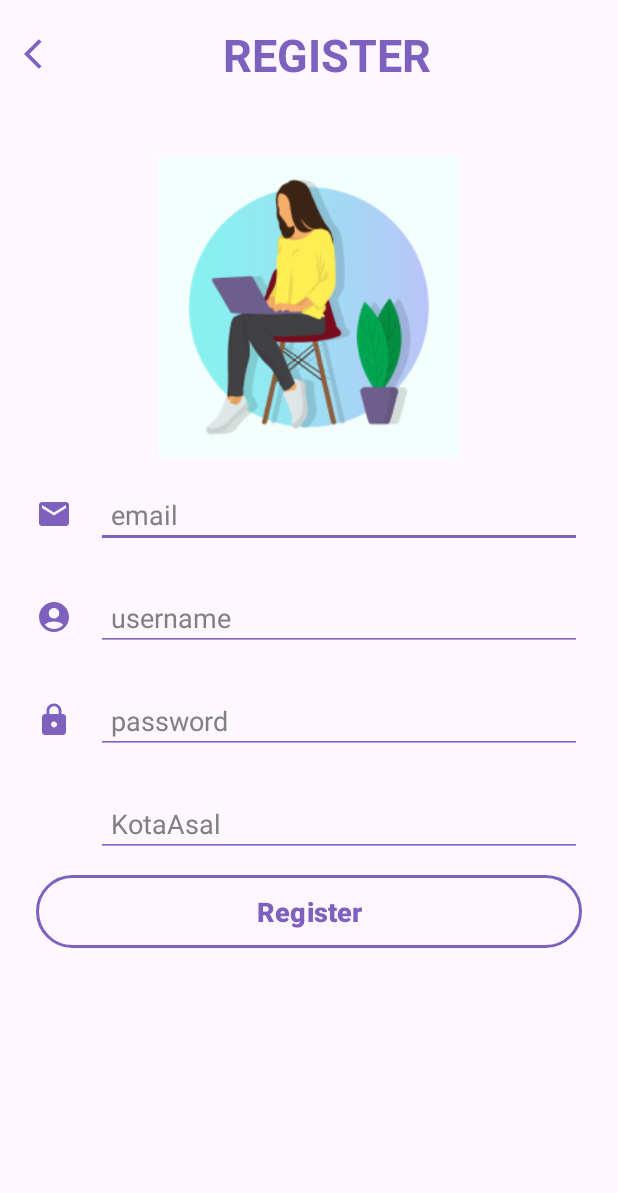
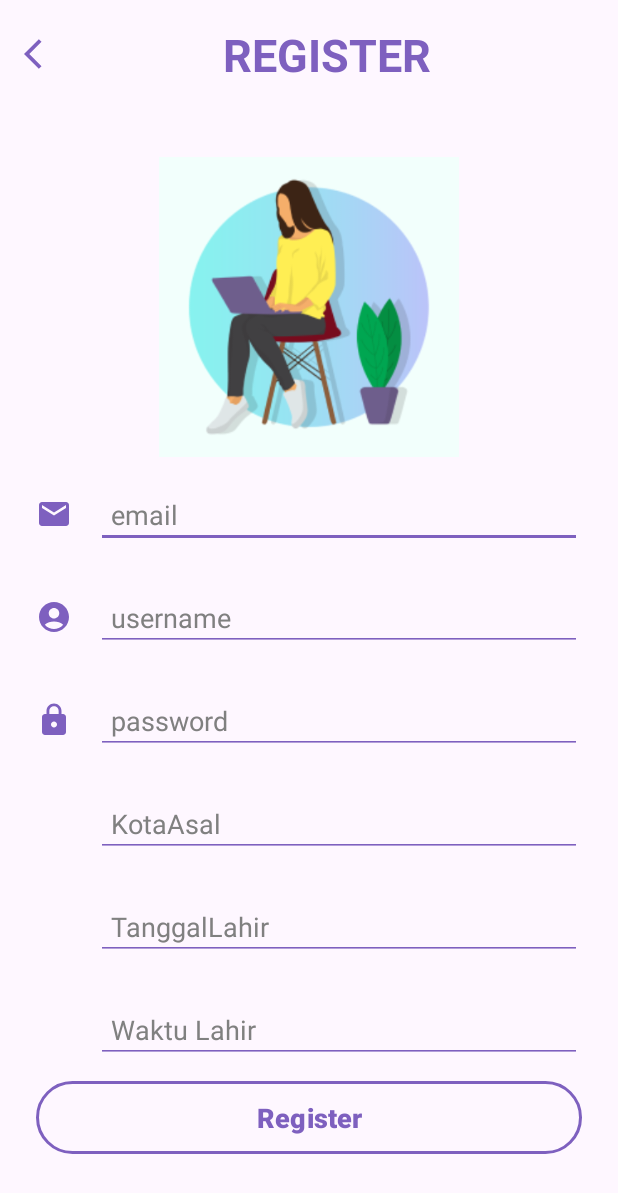
Before and after one commit to YusufRizieq/ProjectLogin, an Android app: the Register screen opened directly, with no data from a screen before it, on a phone screen of 412 x 824 dp. Shown: the top 1193 px of the screen. Run offline under Robolectric (Android 15) with nearby library versions, the phone set to English and light mode, and no system bars.

Commit message:
menambahkan datepicker dan time oicker untuk Register.java dan activity_register.xml

```diff
--- a/app/src/main/res/layout/activity_register.xml
+++ b/app/src/main/res/layout/activity_register.xml
@@ -184,6 +184,56 @@
             android:textColorHint="#808080" />
     </LinearLayout>
 
+    <LinearLayout
+        android:id="@+id/LayoutTanggalLahir"
+        android:layout_width="0dp"
+        android:layout_height="wrap_content"
+        android:layout_marginTop="24dp"
+        android:orientation="horizontal"
+        android:paddingStart="24dp"
+        android:paddingEnd="24dp"
+        app:layout_constraintEnd_toEndOf="parent"
+        app:layout_constraintHorizontal_bias="1.0"
+        app:layout_constraintStart_toStartOf="parent"
+        app:layout_constraintTop_toBottomOf="@id/LayoutLokasi">
+        <EditText
+            android:id="@+id/tanggal"
+            android:layout_width="match_parent"
+            android:layout_height="wrap_content"
+            android:layout_marginStart="40dp"
+            android:backgroundTint="#7E60BF"
+            android:hint="TanggalLahir"
+            android:focusableInTouchMode="false"
+            android:onClick="setTanggal"
+            android:padding="10dp"
+            android:textColorHint="#808080" />
+    </LinearLayout>
+
+    <LinearLayout
+        android:id="@+id/LayoutWaktu"
+        android:layout_width="0dp"
+        android:layout_height="wrap_content"
+        android:layout_marginTop="24dp"
+        android:orientation="horizontal"
+        android:paddingStart="24dp"
+        android:paddingEnd="24dp"
+        app:layout_constraintEnd_toEndOf="parent"
+        app:layout_constraintHorizontal_bias="1.0"
+        app:layout_constraintStart_toStartOf="parent"
+        app:layout_constraintTop_toBottomOf="@id/LayoutTanggalLahir">
+        <EditText
+            android:id="@+id/waktu"
+            android:layout_width="match_parent"
+            android:layout_height="wrap_content"
+            android:layout_marginStart="40dp"
+            android:backgroundTint="#7E60BF"
+            android:focusableInTouchMode="false"
+            android:hint="Waktu Lahir"
+            android:onClick="setWaktu"
+            android:padding="10dp"
+            android:textColorHint="#808080" />
+    </LinearLayout>
+
     <!--  Button Register  -->
     <Button
         android:id="@+id/btnRegister"
@@ -198,7 +248,7 @@
         android:textSize="18sp"
         android:textStyle="bold"
         android:padding="12dp"
-        app:layout_constraintTop_toBottomOf="@+id/LayoutLokasi"
+        app:layout_constraintTop_toBottomOf="@+id/LayoutWaktu"
         app:layout_constraintStart_toStartOf="parent"
         app:layout_constraintEnd_toEndOf="parent"
         app:strokeColor="#7E60BF"
```
Also changed, not shown: app/src/main/java/com/example/login/Register.java (+47 -2 lines).
